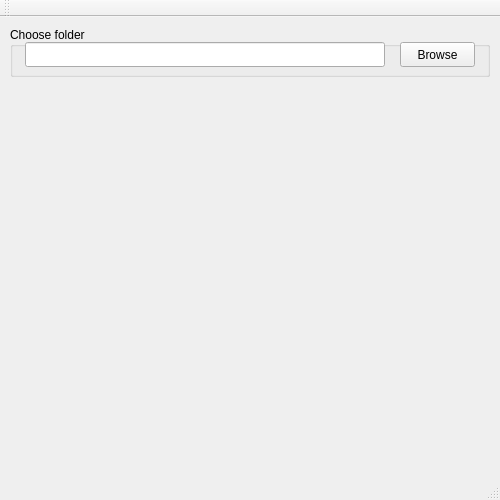
This is mainwindow.ui in sviatoslav-vilkovych/ZipZip as Qt 5 draws it before an edit. The edited form follows.
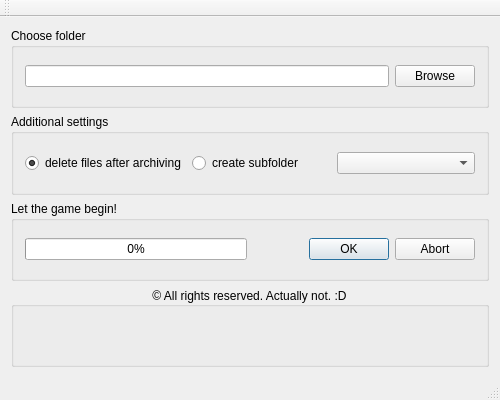
This is the edited form.

Commit message: Error bug fixed. Finished UI. Added List of files in the directory and basic archiving logic.

Patch:
```diff
--- a/mainwindow.ui
+++ b/mainwindow.ui
@@ -7,49 +7,109 @@
     <x>0</x>
     <y>0</y>
     <width>500</width>
-    <height>500</height>
+    <height>400</height>
    </rect>
   </property>
   <property name="windowTitle">
-   <string>MainWindow</string>
+   <string>Zip-Rar-Zigur!</string>
+  </property>
+  <property name="autoFillBackground">
+   <bool>false</bool>
+  </property>
+  <property name="tabShape">
+   <enum>QTabWidget::Rounded</enum>
   </property>
   <widget class="QWidget" name="centralWidget">
-   <widget class="QGroupBox" name="groupBox">
-    <property name="geometry">
-     <rect>
-      <x>10</x>
-      <y>10</y>
-      <width>480</width>
-      <height>50</height>
-     </rect>
-    </property>
-    <property name="title">
-     <string>Choose folder</string>
-    </property>
-    <widget class="QPushButton" name="browse_pushButton">
-     <property name="geometry">
-      <rect>
-       <x>390</x>
-       <y>15</y>
-       <width>75</width>
-       <height>25</height>
-      </rect>
-     </property>
-     <property name="text">
-      <string>Browse</string>
-     </property>
-    </widget>
-    <widget class="QLineEdit" name="path_lineEdit">
-     <property name="geometry">
-      <rect>
-       <x>15</x>
-       <y>15</y>
-       <width>360</width>
-       <height>25</height>
-      </rect>
-     </property>
-    </widget>
-   </widget>
+   <layout class="QVBoxLayout" name="verticalLayout">
+    <item>
+     <widget class="QGroupBox" name="directory_groupBox">
+      <property name="title">
+       <string>Choose folder</string>
+      </property>
+      <layout class="QHBoxLayout" name="horizontalLayout">
+       <item>
+        <widget class="QLineEdit" name="path_lineEdit"/>
+       </item>
+       <item>
+        <widget class="QPushButton" name="browse_pushButton">
+         <property name="text">
+          <string>Browse</string>
+         </property>
+        </widget>
+       </item>
+      </layout>
+     </widget>
+    </item>
+    <item>
+     <widget class="QGroupBox" name="addSettings_groupBox">
+      <property name="title">
+       <string>Additional settings</string>
+      </property>
+      <layout class="QHBoxLayout" name="horizontalLayout_2">
+       <item>
+        <widget class="QRadioButton" name="delFiles_radioButton">
+         <property name="text">
+          <string>delete files after archiving</string>
+         </property>
+         <property name="checked">
+          <bool>true</bool>
+         </property>
+        </widget>
+       </item>
+       <item>
+        <widget class="QRadioButton" name="crSubfolder_radioButton">
+         <property name="text">
+          <string>create subfolder</string>
+         </property>
+        </widget>
+       </item>
+       <item>
+        <widget class="QComboBox" name="extenshion_comboBox">
+         <property name="focusPolicy">
+          <enum>Qt::WheelFocus</enum>
+         </property>
+        </widget>
+       </item>
+      </layout>
+     </widget>
+    </item>
+    <item>
+     <widget class="QGroupBox" name="process_groupBox">
+      <property name="title">
+       <string>Let the game begin!</string>
+      </property>
+      <layout class="QHBoxLayout" name="horizontalLayout_3">
+       <item>
+        <widget class="QProgressBar" name="process_progressBar">
+         <property name="value">
+          <number>0</number>
+         </property>
+         <property name="format">
+          <string>%p%</string>
+         </property>
+        </widget>
+       </item>
+       <item>
+        <widget class="QDialogButtonBox" name="process_buttonBox">
+         <property name="standardButtons">
+          <set>QDialogButtonBox::Abort|QDialogButtonBox::Ok</set>
+         </property>
+        </widget>
+       </item>
+      </layout>
+     </widget>
+    </item>
+    <item>
+     <widget class="QGroupBox" name="groupBox">
+      <property name="title">
+       <string>© All rights reserved. Actually not. :D</string>
+      </property>
+      <property name="alignment">
+       <set>Qt::AlignCenter</set>
+      </property>
+     </widget>
+    </item>
+   </layout>
   </widget>
   <widget class="QMenuBar" name="menuBar">
    <property name="geometry">
@@ -69,7 +129,11 @@
     <bool>false</bool>
    </attribute>
   </widget>
-  <widget class="QStatusBar" name="statusBar"/>
+  <widget class="QStatusBar" name="statusBar">
+   <property name="enabled">
+    <bool>true</bool>
+   </property>
+  </widget>
  </widget>
  <layoutdefault spacing="6" margin="11"/>
  <resources/>
```
Left out of the diff: 6 changed lines with no effect on the pictures. The commit also changes 3 other files.
